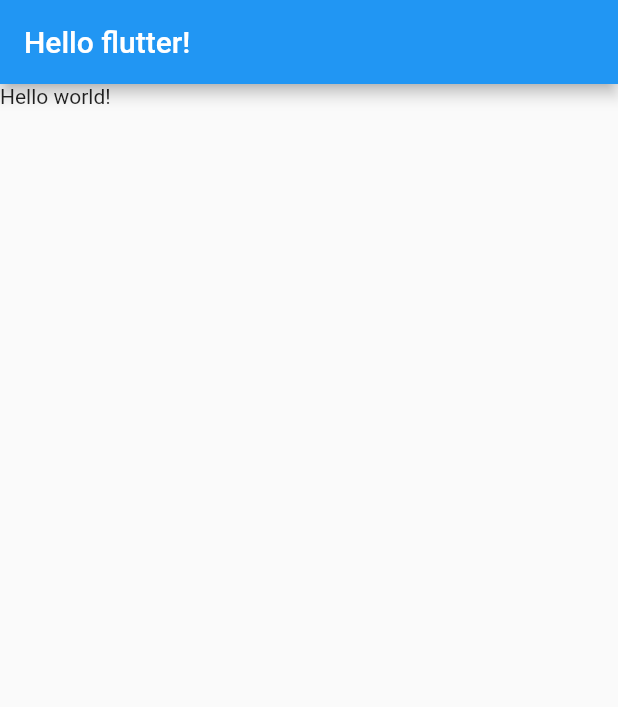
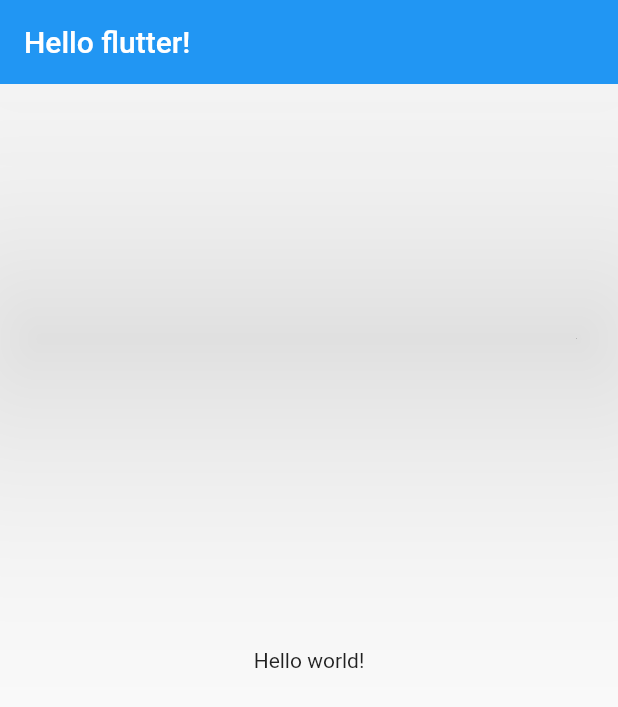
Before and after one commit to sunnyinha/flutter, a Flutter app: the screen it shows after launch, on a phone screen of 412 x 824 dp. Shown: the top 707 px of the screen. Run offline on Flutter 3.47's test engine with Material 2 defaults, Android fonts, the phone set to English and light mode, and no system bars.

Commit message:
add class

```diff
--- a/basic_flutter/lib/main.dart
+++ b/basic_flutter/lib/main.dart
@@ -1,10 +1,18 @@
 import 'package:flutter/material.dart';
 
-// 오늘 알게 된 점
-// flutter구성은 widget의 모음
-// scaffold는 가장 큰 레이아웃 느낌!
-// appBar: scaffold 상단의 앱 바
+// 이번 커밋 내용 요약
+//bar 아래 부분: body
+//클래스 생성 및 생성자
+class Player {
+  /*? 있는 건 있어도 되고 없어도 됨*/
+  String? name;
+  /*named parameter*/
+  Player({required this.name});
+}
+
 void main() {
+  var name = Player(name: "sunny");
+  //sunny.name으로 접근 가능
   runApp(App());
 }
 
@@ -14,9 +22,14 @@ class App extends StatelessWidget {
     return MaterialApp(
       home: Scaffold(
         appBar: AppBar(
+          elevation: 99,
           title: Text("Hello flutter!"),
         ),
-        body: Text("Hello world!"),
+        //bar 아래 부분: body
+        // 마우스 올리면 center에 child 필요함을 알 수 있음
+        body: Center(
+          child: Text("Hello world!"),
+        ),
       ),
     );
   }
```
